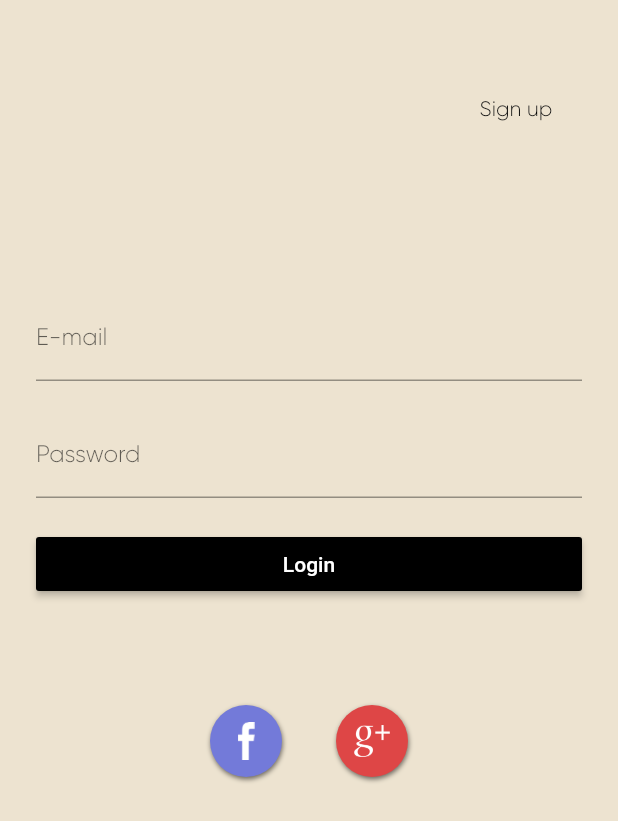
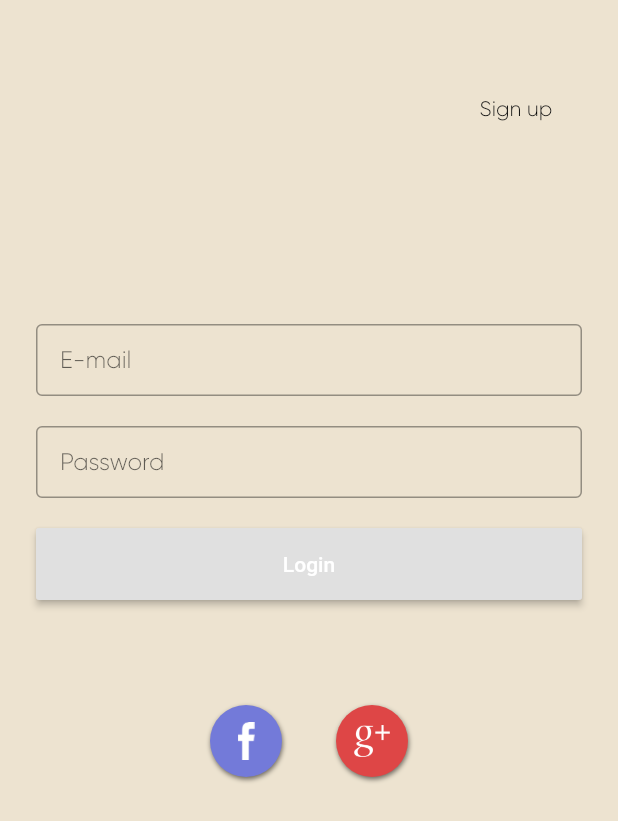
Before and after one commit to EunsilJo/flutter_sample, a Flutter app: the screen it shows after launch, on a phone screen of 412 x 824 dp. Shown: the top 821 px of the screen. Run offline on Flutter 3.47's test engine with Material 2 defaults, Android fonts, the phone set to English and light mode, and no system bars.

Commit message:
version 3 - add button, decoration theme

```diff
--- a/lib/detail.dart
+++ b/lib/detail.dart
@@ -61,7 +61,7 @@
                             SizedBox(height: 48.0),
                             Row(
                               mainAxisAlignment: MainAxisAlignment.end,
-                              crossAxisAlignment: CrossAxisAlignment.end,
+                              crossAxisAlignment: CrossAxisAlignment.center,
                               children: <Widget>[
                                 Text(
                                     formatter.format(productItem.price),
--- a/lib/home.dart
+++ b/lib/home.dart
@@ -65,7 +65,7 @@
                       SizedBox(height: 12.0),
                       Container(
                         width: 120.0,
-                        child: RaisedButton(
+                        child: MaterialButton(
                           onPressed: () {
                             Navigator.push(
                               context,
@@ -77,6 +77,8 @@
                               ),
                             );
                           },
+                          color: themeSecondary_50,
+                          height: 36.0,
                           child: Text(
                               'BUY',
                               style: theme.accentTextTheme.button
--- a/lib/login.dart
+++ b/lib/login.dart
@@ -2,6 +2,7 @@
 
 import 'supplemental/custom_buttons.dart';
 import 'values/colors.dart';
+import 'values/themes.dart';
 
 class LoginPage extends StatefulWidget {
   @override
@@ -34,18 +35,31 @@
                 )
               ],
             ),
-            SizedBox(height: 100.0),
-            TextField(
+            SizedBox(height: 120.0),
+            SizedBox(
+              height: 48.0,
+              child: PrimaryColorOverride(
+                color: firstThemeSecondary_50,
+                child: TextField(
                   controller: _emailController,
                   decoration: InputDecoration(
                     labelText: 'E-mail',
                   ),
                 ),
+              ),
+            ),
             SizedBox(height: 20.0),
-            TextField(
+            SizedBox(
+              height: 48.0,
+              child: PrimaryColorOverride(
+                color: firstThemeSecondary_50,
+                child: TextField(
                   controller: _passwordController,
                   decoration: InputDecoration(
                     labelText: 'Password',
+                  ),
+                  obscureText: true,
+                ),
               ),
             ),
             SizedBox(height: 20.0),
@@ -58,7 +72,7 @@
                     style: theme.accentTextTheme.button
                 )
             ),
-            SizedBox(height: 70.0,),
+            SizedBox(height: 70.0),
             Row(
               mainAxisAlignment: MainAxisAlignment.center,
               children: <Widget>[
--- a/lib/values/colors.dart
+++ b/lib/values/colors.dart
@@ -17,6 +17,7 @@
 const themeSurfaceText = firstThemeSurfaceText;
 
 const themeErrorRed = const Color(0xFFC5032B);
+const themeSecondary_50 = firstThemeSecondary_50;
 
 const firstThemePrimary = const Color(0xFFEDE3D0);
 const firstThemePrimaryDark = const Color(0xFFAD8D4D);
@@ -30,3 +31,4 @@
 const firstThemePrimaryText = const Color(0xFF060606);
 const firstThemeSecondaryText = const Color(0xFFffffff);
 const firstThemeSurfaceText = const Color(0xFF060606);
+const firstThemeSecondary_50 = const Color(0x50000000);
--- a/lib/values/themes.dart
+++ b/lib/values/themes.dart
@@ -15,7 +15,9 @@
     textTheme: _buildTextTheme(base.textTheme, themeSurfaceText),
     primaryTextTheme: _buildTextTheme(base.primaryTextTheme, themePrimaryText),
     accentTextTheme: _buildTextTheme(base.accentTextTheme, themeSecondaryText),
-    primaryIconTheme: _buildIconTheme(base.iconTheme)
+    primaryIconTheme: _buildIconTheme(base.iconTheme, themeSecondary),
+    buttonTheme: _buildButtonTheme(base.buttonTheme, 48.0),
+    inputDecorationTheme: _buildDecorationTheme()
   );
 }
 
@@ -58,6 +60,33 @@
   );
 }
 
-IconThemeData _buildIconTheme(IconThemeData base) {
-  return base.copyWith(color: themeSecondary, opacity: 0.5);
+IconThemeData _buildIconTheme(IconThemeData base, Color color) {
+  return base.copyWith(color: color, opacity: 0.5);
 }
+
+ButtonThemeData _buildButtonTheme(ButtonThemeData base, double height) {
+  return base.copyWith(height: height);
+}
+
+InputDecorationTheme _buildDecorationTheme() {
+  return InputDecorationTheme(
+      border: OutlineInputBorder(),
+      contentPadding: EdgeInsets.symmetric(horizontal: 16.0, vertical: 14.0)
+  );
+}
+
+class PrimaryColorOverride extends StatelessWidget {
+  const PrimaryColorOverride({Key key, this.color, this.child})
+      : super(key: key);
+
+  final Color color;
+  final Widget child;
+
+  @override
+  Widget build(BuildContext context) {
+    return Theme(
+      child: child,
+      data: Theme.of(context).copyWith(primaryColor: color),
+    );
+  }
+}
```
Lines whose indentation alone changed are shown as unchanged.
